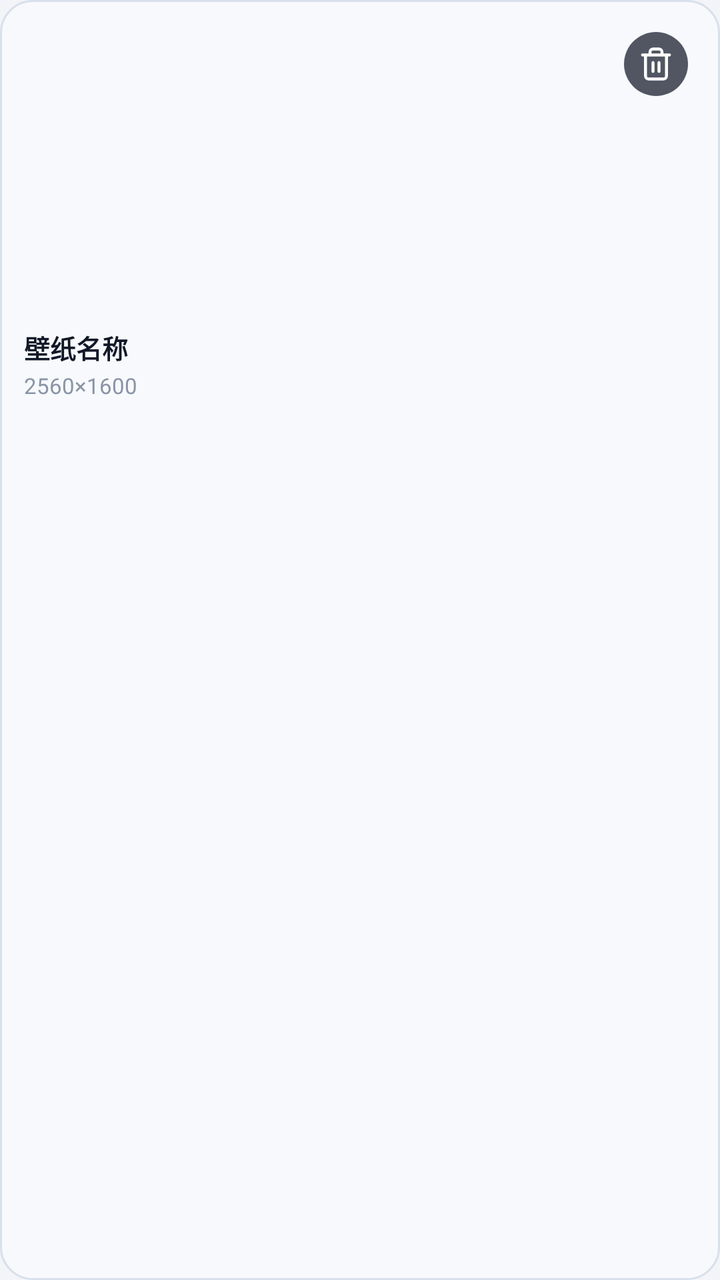
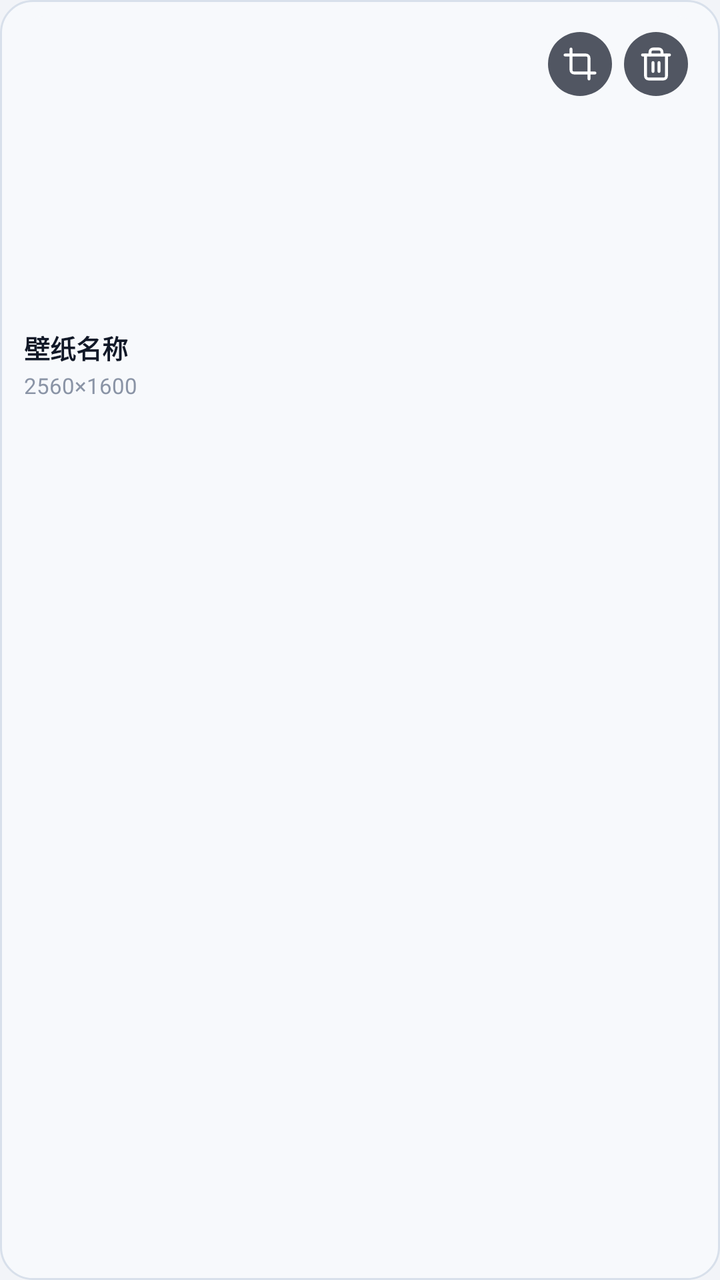

Screens rendered from an Android XML layout before and after an edit, with the pre-edit source and the edit as a unified diff.
<!-- AndroidManifest.xml: application theme Theme.BYDAutoDark -->
<!-- res/layout/item_wallpaper_card.xml -->
<?xml version="1.0" encoding="utf-8"?>
<LinearLayout xmlns:android="http://schemas.android.com/apk/res/android"
    android:id="@+id/wallpaperItemRoot"
    android:layout_width="match_parent"
    android:layout_height="wrap_content"
    android:background="@drawable/bg_mode_card"
    android:orientation="vertical"
    android:padding="8dp">

    <FrameLayout
        android:layout_width="match_parent"
        android:layout_height="148dp"
        android:background="@drawable/bg_preview_placeholder">

        <ImageView
            android:id="@+id/ivItemThumbnail"
            android:layout_width="match_parent"
            android:layout_height="match_parent"
            android:contentDescription="壁纸缩略图"
            android:scaleType="centerCrop" />

        
        <LinearLayout
            android:id="@+id/layoutItemBadge"
            android:layout_width="wrap_content"
            android:layout_height="24dp"
            android:layout_gravity="top|start"
            android:layout_margin="8dp"
            android:background="@drawable/bg_pill_primary"
            android:gravity="center_vertical"
            android:orientation="horizontal"
            android:paddingHorizontal="9dp"
            android:visibility="gone">

            <ImageView
                android:id="@+id/ivItemBadgeIcon"
                android:layout_width="12dp"
                android:layout_height="12dp"
                android:contentDescription="生效状态"
                android:src="@drawable/ic_check_circle"
                android:tint="#FFFFFF" />

            <TextView
                android:id="@+id/tvItemBadge"
                android:layout_width="wrap_content"
                android:layout_height="wrap_content"
                android:layout_marginStart="4dp"
                android:text="使用中"
                android:textColor="#FFFFFF"
                android:textSize="11sp"
                android:textStyle="bold" />
        </LinearLayout>

        
        <LinearLayout
            android:id="@+id/layoutItemMediaTag"
            android:layout_width="wrap_content"
            android:layout_height="24dp"
            android:layout_gravity="bottom|start"
            android:layout_margin="8dp"
            android:background="@drawable/bg_pill_video"
            android:gravity="center_vertical"
            android:orientation="horizontal"
            android:paddingHorizontal="8dp"
            android:visibility="gone">

            <ImageView
                android:layout_width="10dp"
                android:layout_height="10dp"
                android:contentDescription="视频"
                android:src="@drawable/ic_play"
                android:tint="#FFFFFF" />

            <TextView
                android:id="@+id/tvItemMediaTag"
                android:layout_width="wrap_content"
                android:layout_height="wrap_content"
                android:layout_marginStart="4dp"
                android:text="00:00"
                android:textColor="#FFFFFF"
                android:textSize="11sp"
                android:textStyle="bold" />
        </LinearLayout>

        
        <LinearLayout
            android:id="@+id/layoutItemDisabledOverlay"
            android:layout_width="wrap_content"
            android:layout_height="28dp"
            android:layout_gravity="center"
            android:background="@drawable/bg_pill_video"
            android:gravity="center_vertical"
            android:orientation="horizontal"
            android:paddingHorizontal="10dp"
            android:visibility="gone">

            <ImageView
                android:layout_width="13dp"
                android:layout_height="13dp"
                android:contentDescription="仅动态模式"
                android:src="@drawable/ic_lock"
                android:tint="#FFFFFF" />

            <TextView
                android:layout_width="wrap_content"
                android:layout_height="wrap_content"
                android:layout_marginStart="5dp"
                android:text="仅动态模式"
                android:textColor="#FFFFFF"
                android:textSize="11sp"
                android:textStyle="bold" />
        </LinearLayout>

        
        <ImageButton
            android:id="@+id/btnItemDelete"
            android:layout_width="32dp"
            android:layout_height="32dp"
            android:layout_gravity="top|end"
            android:layout_margin="8dp"
            android:background="@drawable/bg_btn_circle_delete"
            android:contentDescription="删除壁纸"
            android:padding="7dp"
            android:scaleType="centerInside"
            android:src="@drawable/ic_trash"
            android:tint="#FFFFFF" />
    </FrameLayout>

    <TextView
        android:id="@+id/tvItemName"
        android:layout_width="match_parent"
        android:layout_height="wrap_content"
        android:layout_marginTop="8dp"
        android:ellipsize="end"
        android:maxLines="1"
        android:paddingHorizontal="4dp"
        android:text="壁纸名称"
        android:textColor="@color/text_primary"
        android:textSize="13sp"
        android:textStyle="bold" />

    <TextView
        android:id="@+id/tvItemMeta"
        android:layout_width="match_parent"
        android:layout_height="wrap_content"
        android:layout_marginTop="2dp"
        android:layout_marginBottom="2dp"
        android:ellipsize="end"
        android:maxLines="1"
        android:paddingHorizontal="4dp"
        android:text="2560×1600"
        android:textColor="@color/text_muted"
        android:textSize="11sp" />
</LinearLayout>
<!-- resources referenced by this layout -->
<resources>
  <color name="text_muted">#8A94A6</color>
  <color name="text_primary">#111827</color>
  <!-- drawable bg_btn_circle_delete (drawable) -->
  <?xml version="1.0" encoding="utf-8"?>
  <shape xmlns:android="http://schemas.android.com/apk/res/android"
      android:shape="oval">
      <solid android:color="@color/badge_overlay_bg" />
  </shape>
  <!-- drawable bg_pill_primary (drawable) -->
  <?xml version="1.0" encoding="utf-8"?>
  <shape xmlns:android="http://schemas.android.com/apk/res/android"
      android:shape="rectangle">
      <solid android:color="@color/accent_primary" />
      <corners android:radius="100dp" />
  </shape>
  <!-- drawable bg_pill_video (drawable) -->
  <?xml version="1.0" encoding="utf-8"?>
  <shape xmlns:android="http://schemas.android.com/apk/res/android"
      android:shape="rectangle">
      <solid android:color="#B3000000" />
      <corners android:radius="100dp" />
  </shape>
  <!-- drawable bg_preview_placeholder (drawable) -->
  <?xml version="1.0" encoding="utf-8"?>
  <shape xmlns:android="http://schemas.android.com/apk/res/android"
      android:shape="rectangle">
      <solid android:color="@color/bg_card_subtle" />
      <corners android:radius="14dp" />
  </shape>
  <!-- drawable ic_play (drawable) -->
  <?xml version="1.0" encoding="utf-8"?>
  <vector xmlns:android="http://schemas.android.com/apk/res/android"
      android:width="24dp"
      android:height="24dp"
      android:viewportWidth="24"
      android:viewportHeight="24">
      <path
          android:fillColor="#FFFFFF"
          android:strokeColor="#FFFFFF"
          android:strokeWidth="1.4"
          android:strokeLineCap="round"
          android:strokeLineJoin="round"
          android:pathData="M5 5a2 2 0 0 1 3.008-1.728l11.997 6.998a2 2 0 0 1 .003 3.458l-12 7A2 2 0 0 1 5 19z" />
  </vector>
  <style name="Theme.BYDAutoDark" parent="android:Theme.Material.Light.NoActionBar">
          <item name="android:windowBackground">@color/bg_window</item>
          <item name="android:statusBarColor">@color/bg_window</item>
          <item name="android:navigationBarColor">@color/bg_window</item>
          <item name="android:windowLightStatusBar">true</item>
          <item name="android:windowLightNavigationBar">true</item>
          <item name="android:textColorPrimary">@color/text_primary</item>
          <item name="android:textColorSecondary">@color/text_secondary</item>
          <item name="android:colorAccent">@color/accent_primary</item>
      </style>
  <color name="badge_overlay_bg">#B8111827</color>
  <color name="accent_primary_soft">#E8F3FF</color>
  <color name="accent_primary">#0078FF</color>
  <color name="bg_card_subtle">#F7F9FC</color>
  <color name="border_subtle">#D8E0EB</color>
  <color name="bg_window">#F2F4F8</color>
  <color name="text_secondary">#5B6577</color>
  <!-- unchanged entries left out for length: 4 -->
</resources>

<!-- the commit's change to res/layout/item_wallpaper_card.xml (unified diff, before → after) -->
@@ -65,9 +65,10 @@
             android:visibility="gone">
 
             <ImageView
+                android:id="@+id/ivItemMediaTagIcon"
                 android:layout_width="10dp"
                 android:layout_height="10dp"
-                android:contentDescription="视频"
+                android:contentDescription="标签"
                 android:src="@drawable/ic_play"
                 android:tint="#FFFFFF" />
 
@@ -112,18 +113,37 @@
         </LinearLayout>
 
         
-        <ImageButton
-            android:id="@+id/btnItemDelete"
-            android:layout_width="32dp"
-            android:layout_height="32dp"
+        <LinearLayout
+            android:layout_width="wrap_content"
+            android:layout_height="wrap_content"
             android:layout_gravity="top|end"
             android:layout_margin="8dp"
-            android:background="@drawable/bg_btn_circle_delete"
-            android:contentDescription="删除壁纸"
-            android:padding="7dp"
-            android:scaleType="centerInside"
-            android:src="@drawable/ic_trash"
-            android:tint="#FFFFFF" />
+            android:gravity="center_vertical"
+            android:orientation="horizontal">
+
+            <ImageButton
+                android:id="@+id/btnItemCrop"
+                android:layout_width="32dp"
+                android:layout_height="32dp"
+                android:layout_marginEnd="6dp"
+                android:background="@drawable/bg_btn_circle_delete"
+                android:contentDescription="调整壁纸取景"
+                android:padding="7dp"
+                android:scaleType="centerInside"
+                android:src="@drawable/ic_crop"
+                android:tint="#FFFFFF" />
+
+            <ImageButton
+                android:id="@+id/btnItemDelete"
+                android:layout_width="32dp"
+                android:layout_height="32dp"
+                android:background="@drawable/bg_btn_circle_delete"
+                android:contentDescription="删除壁纸"
+                android:padding="7dp"
+                android:scaleType="centerInside"
+                android:src="@drawable/ic_trash"
+                android:tint="#FFFFFF" />
+        </LinearLayout>
     </FrameLayout>
 
     <TextView
<!-- resource entries referenced after the edit -->
@@ -29,6 +29,28 @@
       <solid android:color="@color/bg_card_subtle" />
       <corners android:radius="14dp" />
   </shape>
+  <!-- drawable ic_crop (drawable) -->
+  <?xml version="1.0" encoding="utf-8"?>
+  <vector xmlns:android="http://schemas.android.com/apk/res/android"
+      android:width="24dp"
+      android:height="24dp"
+      android:viewportWidth="24"
+      android:viewportHeight="24">
+      <path
+          android:fillColor="@android:color/transparent"
+          android:strokeColor="#FFFFFF"
+          android:strokeWidth="1.9"
+          android:strokeLineCap="round"
+          android:strokeLineJoin="round"
+          android:pathData="M6 2v14a2 2 0 0 0 2 2h14" />
+      <path
+          android:fillColor="@android:color/transparent"
+          android:strokeColor="#FFFFFF"
+          android:strokeWidth="1.9"
+          android:strokeLineCap="round"
+          android:strokeLineJoin="round"
+          android:pathData="M18 22V8a2 2 0 0 0-2-2H2" />
+  </vector>
   <!-- drawable ic_play (drawable) -->
   <?xml version="1.0" encoding="utf-8"?>
   <vector xmlns:android="http://schemas.android.com/apk/res/android"
